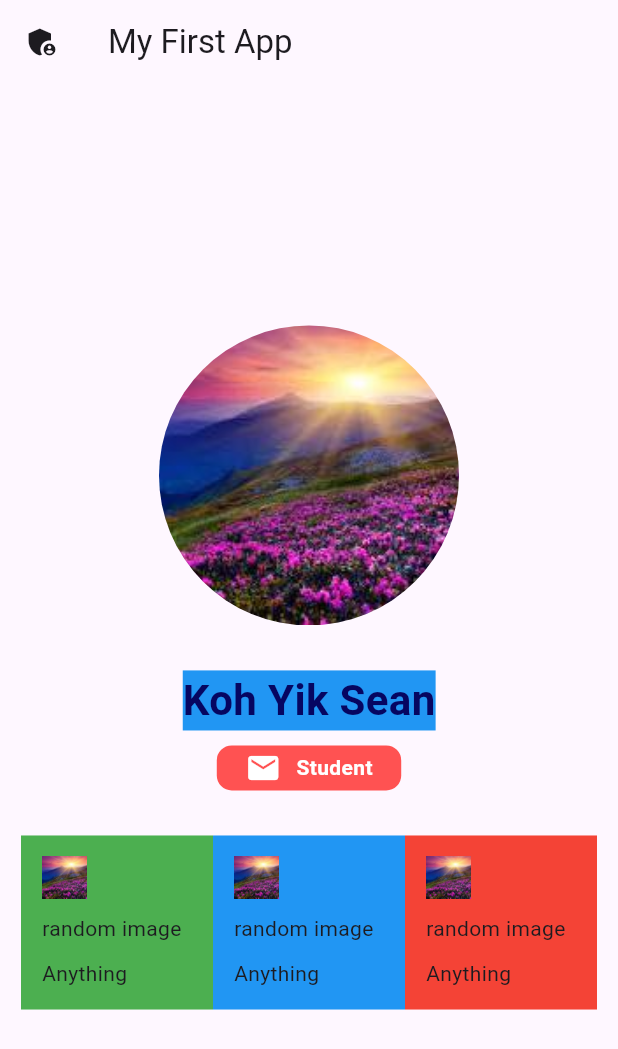
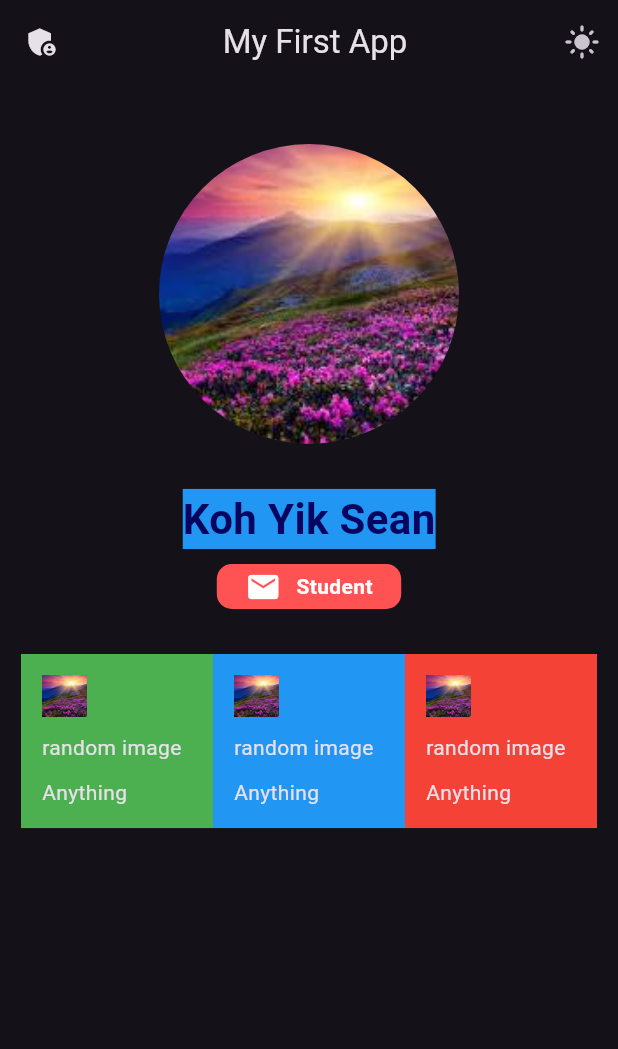
Before and after one commit to kohyiksean/lab1original, a Flutter app: the screen it shows after launch, after a tap on the "admin panel settings" icon, on a phone screen of 412 x 824 dp. Shown: the top 1049 px of the screen. Run offline on Flutter 3.47's test engine with Material 3 defaults, Android fonts, the phone set to English and light mode, and no system bars; our stand-ins replace material_ui.

Commit message:
new push for dark/light mode

```diff
--- a/lib/main.dart
+++ b/lib/main.dart
@@ -1,5 +1,5 @@
 import 'package:material_ui/material_ui.dart';
-import 'package:testlab2/block.dart';
+import 'package:testlab2/screen/home.dart';
 
 void main() {
   runApp(const MyApp());
@@ -10,115 +10,37 @@ class MyApp extends StatelessWidget {
 
   @override
   Widget build(BuildContext context) {
-    return const MaterialApp(
-      debugShowCheckedModeBanner: false,
-      title: 'Test Lab',
-      home: TestLab(),
-    );
+    return const MainPage();
   }
 }
 
-class TestLab extends StatelessWidget {
-  const TestLab({super.key});
+class MainPage extends StatefulWidget {
+  const MainPage({super.key});
 
-  void printName(String name) {
-    debugPrint('hello $name');
+  @override
+  State<MainPage> createState() => _MainPageState();
+}
+
+class _MainPageState extends State<MainPage> {
+  ThemeMode _themeMode = ThemeMode.light;
+
+  void _toggleTheme() {
+    setState(() {
+      _themeMode = _themeMode == ThemeMode.light
+          ? ThemeMode.dark
+          : ThemeMode.light;
+    });
   }
 
   @override
   Widget build(BuildContext context) {
-    return Scaffold(
-      appBar: AppBar(
-        title: const Text('My First App'),
-        leading: IconButton(
-          onPressed: () {
-            printName('Sean');
-          },
-          tooltip: 'Print name',
-          icon: const Icon(Icons.admin_panel_settings),
-        ),
-      ),
-      body: Center(
-        child: SingleChildScrollView(
-          child: Column(
-            children: [
-              const SizedBox(height: 40),
-              ClipOval(
-                child: Image.asset(
-                  'assets/staivell.png',
-                  width: 200,
-                  height: 200,
-                  fit: BoxFit.cover,
-                ),
-              ),
-              const SizedBox(height: 30),
-              const Text(
-                'Koh Yik Sean',
-                style: TextStyle(
-                  color: Color.fromARGB(255, 6, 6, 97),
-                  fontSize: 28,
-                  fontWeight: FontWeight.bold,
-                  backgroundColor: Colors.blue,
-                ),
-              ),
-              const SizedBox(height: 10),
-              Container(
-                padding: const EdgeInsets.symmetric(
-                  horizontal: 19,
-                  vertical: 3,
-                ),
-                decoration: BoxDecoration(
-                  color: Colors.redAccent,
-                  borderRadius: BorderRadius.circular(10),
-                ),
-                child: const Row(
-                  mainAxisSize: MainAxisSize.min,
-                  children: [
-                    Icon(Icons.email, color: Colors.white),
-                    SizedBox(width: 10),
-                    Text(
-                      'Student',
-                      style: TextStyle(
-                        color: Colors.white,
-                        fontWeight: FontWeight.bold,
-                      ),
-                    ),
-                  ],
-                ),
-              ),
-              const SizedBox(height: 30),
-              Padding(
-                padding: const EdgeInsets.symmetric(horizontal: 14),
-                child: Row(
-                  children: [
-                    Expanded(
-                      child: Block(
-                        'assets/staivell.png',
-                        'random image',
-                        colour: Colors.green,
-                      ),
-                    ),
-                    Expanded(
-                      child: Block(
-                        'assets/staivell.png',
-                        'random image',
-                        colour: Colors.blue,
-                      ),
-                    ),
-                    Expanded(
-                      child: Block(
-                        'assets/staivell.png',
-                        'random image',
-                        colour: Colors.red,
-                      ),
-                    ),
-                  ],
-                ),
-              ),
-              const SizedBox(height: 30),
-            ],
-          ),
-        ),
+    return MaterialApp(
+      themeMode: _themeMode,
+      theme: ThemeData.light(),
+      darkTheme: ThemeData.dark(),
+      home: Home(
+        isDarkMode: _themeMode == ThemeMode.dark,
+        onToggleTheme: _toggleTheme,
       ),
     );
   }
--- /dev/null
+++ b/lib/screen/home.dart
@@ -0,0 +1,109 @@
+import 'package:material_ui/material_ui.dart';
+import 'package:testlab2/block.dart';
+
+class Home extends StatelessWidget {
+  final bool isDarkMode;
+  final VoidCallback onToggleTheme;
+
+  const Home({
+    super.key,
+    required this.isDarkMode,
+    required this.onToggleTheme,
+  });
+
+  @override
+  Widget build(BuildContext context) {
+    return Scaffold(
+      appBar: AppBar(
+        leading: IconButton(
+          icon: const Icon(Icons.admin_panel_settings),
+          onPressed: onToggleTheme,
+        ),
+        title: const Center(child: Text('My First App')),
+        actions: [
+          IconButton(
+            icon: Icon(isDarkMode ? Icons.light_mode : Icons.dark_mode),
+            onPressed: onToggleTheme,
+          ),
+        ],
+      ),
+      body: Center(
+        child: Column(
+          children: [
+            const SizedBox(height: 40),
+            ClipOval(
+              child: Image.asset(
+                'assets/staivell.png',
+                width: 200,
+                height: 200,
+                fit: BoxFit.cover,
+              ),
+            ),
+            const SizedBox(height: 30),
+            const Text(
+              'Koh Yik Sean',
+              style: TextStyle(
+                color: Color.fromARGB(255, 6, 6, 97),
+                fontSize: 28,
+                fontWeight: FontWeight.bold,
+                backgroundColor: Colors.blue,
+              ),
+            ),
+            const SizedBox(height: 10),
+            Container(
+              padding: const EdgeInsets.symmetric(horizontal: 19, vertical: 3),
+              decoration: BoxDecoration(
+                color: Colors.redAccent,
+                borderRadius: BorderRadius.circular(10),
+              ),
+              child: const Row(
+                mainAxisSize: MainAxisSize.min,
+                children: [
+                  Icon(Icons.email, color: Colors.white),
+                  SizedBox(width: 10),
+                  Text(
+                    'Student',
+                    style: TextStyle(
+                      color: Colors.white,
+                      fontWeight: FontWeight.bold,
+                    ),
+                  ),
+                ],
+              ),
+            ),
+            const SizedBox(height: 30),
+            Padding(
+              padding: const EdgeInsets.symmetric(horizontal: 14),
+              child: Row(
+                children: [
+                  Expanded(
+                    child: Block(
+                      'assets/staivell.png',
+                      'random image',
+                      colour: Colors.green,
+                    ),
+                  ),
+                  Expanded(
+                    child: Block(
+                      'assets/staivell.png',
+                      'random image',
+                      colour: Colors.blue,
+                    ),
+                  ),
+                  Expanded(
+                    child: Block(
+                      'assets/staivell.png',
+                      'random image',
+                      colour: Colors.red,
+                    ),
+                  ),
+                ],
+              ),
+            ),
+            const SizedBox(height: 30),
+          ],
+        ),
+      ),
+    );
+  }
+}
```
Also changed, not shown: lib/block.dart (+2 -5 lines), lib/screen/settings.dart (added).
